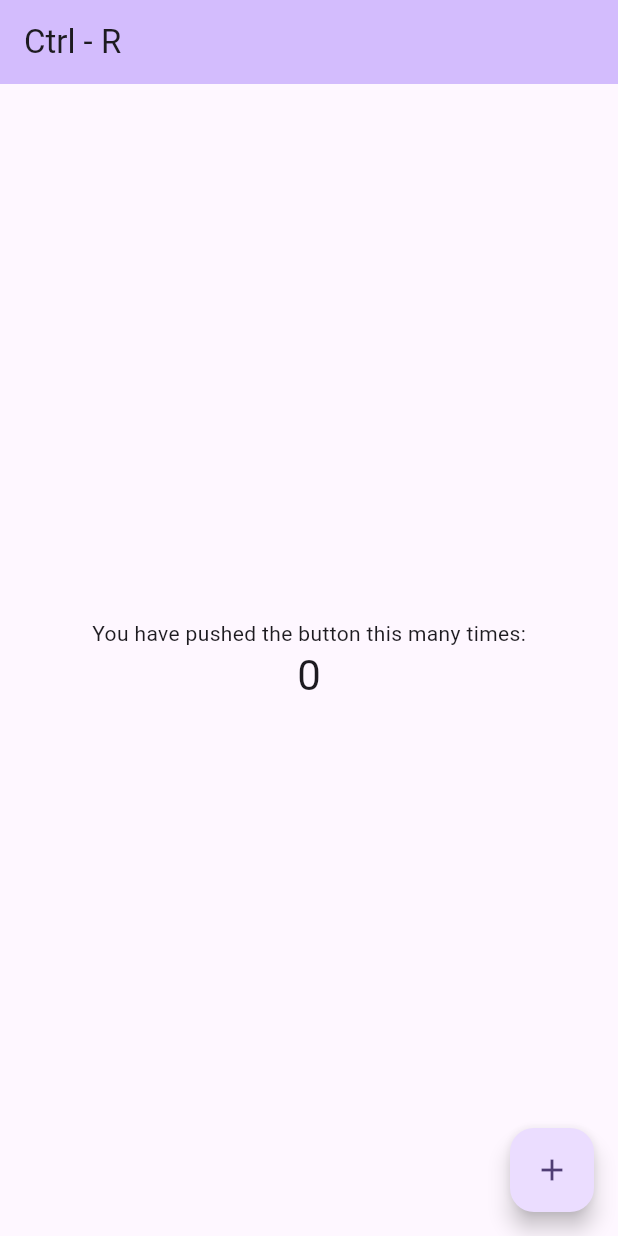
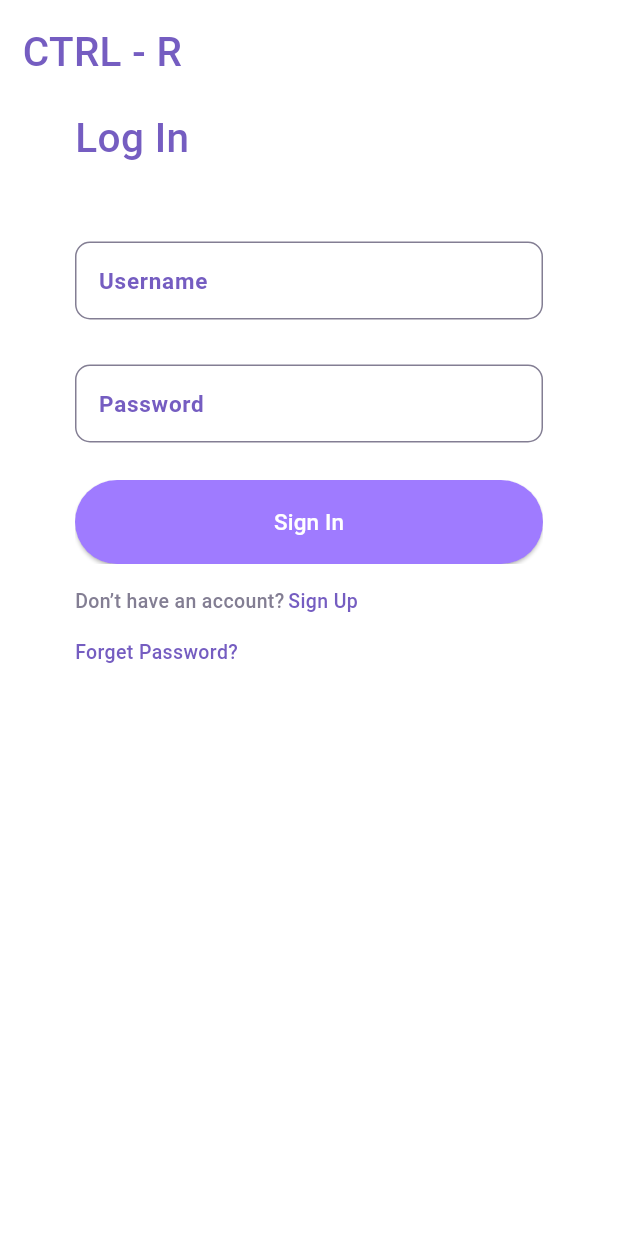
Before and after one commit to cfgcolumbus23/Team-5, a Flutter app: the screen it shows after launch, on a phone screen of 412 x 824 dp. Run offline on Flutter 3.47's test engine with Material 2 defaults, Android fonts, the phone set to English and light mode, and no system bars; our stand-ins replace get; Roboto replaces fonts that are missing (Poppins).

Commit message:
First Changes to Create Login Page, William,Akshar

```diff
--- a/team_5_app/lib/main.dart
+++ b/team_5_app/lib/main.dart
@@ -1,4 +1,6 @@
 import 'package:flutter/material.dart';
+import 'package:get/get.dart';
+import 'package:team_5_app/pages/login.dart';
 
 void main() {
   runApp(const MyApp());
@@ -10,8 +12,9 @@ class MyApp extends StatelessWidget {
   // This widget is the root of your application.
   @override
   Widget build(BuildContext context) {
-    return MaterialApp(
-      title: 'Testing Stuff Changing!!',
+    return GetMaterialApp(
+      title: 'CTRL - R',
+      debugShowCheckedModeBanner: false,
       theme: ThemeData(
         // This is the theme of your application.
         //
@@ -31,95 +34,7 @@ class MyApp extends StatelessWidget {
         colorScheme: ColorScheme.fromSeed(seedColor: Colors.deepPurple),
         useMaterial3: true,
       ),
-      home: const MyHomePage(title: 'Ctrl - R'),
+      home: const LoginPage(),
     );
   }
 }
-
-class MyHomePage extends StatefulWidget {
-  const MyHomePage({super.key, required this.title});
-
-  // This widget is the home page of your application. It is stateful, meaning
-  // that it has a State object (defined below) that contains fields that affect
-  // how it looks.
-
-  // This class is the configuration for the state. It holds the values (in this
-  // case the title) provided by the parent (in this case the App widget) and
-  // used by the build method of the State. Fields in a Widget subclass are
-  // always marked "final".
-
-  final String title;
-
-  @override
-  State<MyHomePage> createState() => _MyHomePageState();
-}
-
-class _MyHomePageState extends State<MyHomePage> {
-  int _counter = 0;
-
-  void _incrementCounter() {
-    setState(() {
-      // This call to setState tells the Flutter framework that something has
-      // changed in this State, which causes it to rerun the build method below
-      // so that the display can reflect the updated values. If we changed
-      // _counter without calling setState(), then the build method would not be
-      // called again, and so nothing would appear to happen.
-      _counter += 3;
-    });
-  }
-
-  @override
-  Widget build(BuildContext context) {
-    // This method is rerun every time setState is called, for instance as done
-    // by the _incrementCounter method above.
-    //
-    // The Flutter framework has been optimized to make rerunning build methods
-    // fast, so that you can just rebuild anything that needs updating rather
-    // than having to individually change instances of widgets.
-    return Scaffold(
-      appBar: AppBar(
-        // TRY THIS: Try changing the color here to a specific color (to
-        // Colors.amber, perhaps?) and trigger a hot reload to see the AppBar
-        // change color while the other colors stay the same.
-        backgroundColor: Theme.of(context).colorScheme.inversePrimary,
-        // Here we take the value from the MyHomePage object that was created by
-        // the App.build method, and use it to set our appbar title.
-        title: Text(widget.title),
-      ),
-      body: Center(
-        // Center is a layout widget. It takes a single child and positions it
-        // in the middle of the parent.
-        child: Column(
-          // Column is also a layout widget. It takes a list of children and
-          // arranges them vertically. By default, it sizes itself to fit its
-          // children horizontally, and tries to be as tall as its parent.
-          //
-          // Column has various properties to control how it sizes itself and
-          // how it positions its children. Here we use mainAxisAlignment to
-          // center the children vertically; the main axis here is the vertical
-          // axis because Columns are vertical (the cross axis would be
-          // horizontal).
-          //
-          // TRY THIS: Invoke "debug painting" (choose the "Toggle Debug Paint"
-          // action in the IDE, or press "p" in the console), to see the
-          // wireframe for each widget.
-          mainAxisAlignment: MainAxisAlignment.center,
-          children: <Widget>[
-            const Text(
-              'You have pushed the button this many times:',
-            ),
-            Text(
-              '$_counter',
-              style: Theme.of(context).textTheme.headlineMedium,
-            ),
-          ],
-        ),
-      ),
-      floatingActionButton: FloatingActionButton(
-        onPressed: _incrementCounter,
-        tooltip: 'Add 3',
-        child: const Icon(Icons.add),
-      ), // This trailing comma makes auto-formatting nicer for build methods.
-    );
-  }
-}
--- a/team_5_app/lib/pages/login.dart
+++ b/team_5_app/lib/pages/login.dart
@@ -0,0 +1,196 @@
+import 'package:flutter/material.dart';
+
+class LoginPage extends StatefulWidget {
+  const LoginPage({super.key});
+  @override
+  State<LoginPage> createState() => _LoginPageState();
+}
+
+class _LoginPageState extends State<LoginPage> {
+  final TextEditingController _userNameController = TextEditingController();
+  final TextEditingController _passController = TextEditingController();
+
+  @override
+  Widget build(BuildContext context) {
+    return Scaffold(
+      backgroundColor: Colors.white,
+      body: Column(
+        crossAxisAlignment: CrossAxisAlignment.start,
+        children: [
+          const Padding(
+              padding: EdgeInsets.only(left: 15, top: 15),
+              child: Text(
+                "CTRL - R",
+                style: TextStyle(
+                  color: Color(0xFF755DC1),
+                  fontSize: 27,
+                  fontFamily: 'Poppins',
+                  fontWeight: FontWeight.w500,
+                ),
+              )),
+          const SizedBox(
+            height: 18,
+          ),
+          Padding(
+            padding: const EdgeInsets.symmetric(horizontal: 50),
+            child: Column(
+              textDirection: TextDirection.ltr,
+              crossAxisAlignment: CrossAxisAlignment.start,
+              children: [
+                const Text(
+                  'Log In',
+                  style: TextStyle(
+                    color: Color(0xFF755DC1),
+                    fontSize: 27,
+                    fontFamily: 'Poppins',
+                    fontWeight: FontWeight.w500,
+                  ),
+                ),
+                const SizedBox(
+                  height: 50,
+                ),
+                TextField(
+                  controller: _userNameController,
+                  textAlign: TextAlign.center,
+                  style: const TextStyle(
+                    color: Color(0xFF393939),
+                    fontSize: 13,
+                    fontFamily: 'Poppins',
+                    fontWeight: FontWeight.w400,
+                  ),
+                  decoration: const InputDecoration(
+                    labelText: 'Username',
+                    labelStyle: TextStyle(
+                      color: Color(0xFF755DC1),
+                      fontSize: 15,
+                      fontFamily: 'Poppins',
+                      fontWeight: FontWeight.w600,
+                    ),
+                    enabledBorder: OutlineInputBorder(
+                      borderRadius: BorderRadius.all(Radius.circular(10)),
+                      borderSide: BorderSide(
+                        width: 1,
+                        color: Color(0xFF837E93),
+                      ),
+                    ),
+                    focusedBorder: OutlineInputBorder(
+                      borderRadius: BorderRadius.all(Radius.circular(10)),
+                      borderSide: BorderSide(
+                        width: 1,
+                        color: Color(0xFF9F7BFF),
+                      ),
+                    ),
+                  ),
+                ),
+                const SizedBox(
+                  height: 30,
+                ),
+                TextField(
+                  controller: _passController,
+                  textAlign: TextAlign.center,
+                  style: const TextStyle(
+                    color: Color(0xFF393939),
+                    fontSize: 13,
+                    fontFamily: 'Poppins',
+                    fontWeight: FontWeight.w400,
+                  ),
+                  decoration: const InputDecoration(
+                    labelText: 'Password',
+                    labelStyle: TextStyle(
+                      color: Color(0xFF755DC1),
+                      fontSize: 15,
+                      fontFamily: 'Poppins',
+                      fontWeight: FontWeight.w600,
+                    ),
+                    enabledBorder: OutlineInputBorder(
+                      borderRadius: BorderRadius.all(Radius.circular(10)),
+                      borderSide: BorderSide(
+                        width: 1,
+                        color: Color(0xFF837E93),
+                      ),
+                    ),
+                    focusedBorder: OutlineInputBorder(
+                      borderRadius: BorderRadius.all(Radius.circular(10)),
+                      borderSide: BorderSide(
+                        width: 1,
+                        color: Color(0xFF9F7BFF),
+                      ),
+                    ),
+                  ),
+                ),
+                const SizedBox(
+                  height: 25,
+                ),
+                ClipRRect(
+                  borderRadius: const BorderRadius.all(Radius.circular(10)),
+                  child: SizedBox(
+                    width: 329,
+                    height: 56,
+                    child: ElevatedButton(
+                      onPressed: () {},
+                      style: ElevatedButton.styleFrom(
+                        backgroundColor: const Color(0xFF9F7BFF),
+                      ),
+                      child: const Text(
+                        'Sign In',
+                        style: TextStyle(
+                          color: Colors.white,
+                          fontSize: 15,
+                          fontFamily: 'Poppins',
+                          fontWeight: FontWeight.w500,
+                        ),
+                      ),
+                    ),
+                  ),
+                ),
+                const SizedBox(
+                  height: 15,
+                ),
+                Row(
+                  children: [
+                    const Text(
+                      'Don’t have an account?',
+                      style: TextStyle(
+                        color: Color(0xFF837E93),
+                        fontSize: 13,
+                        fontFamily: 'Poppins',
+                        fontWeight: FontWeight.w500,
+                      ),
+                    ),
+                    const SizedBox(
+                      width: 2.5,
+                    ),
+                    InkWell(
+                      onTap: () {},
+                      child: const Text(
+                        'Sign Up',
+                        style: TextStyle(
+                          color: Color(0xFF755DC1),
+                          fontSize: 13,
+                          fontFamily: 'Poppins',
+                          fontWeight: FontWeight.w500,
+                        ),
+                      ),
+                    ),
+                  ],
+                ),
+                const SizedBox(
+                  height: 15,
+                ),
+                const Text(
+                  'Forget Password?',
+                  style: TextStyle(
+                    color: Color(0xFF755DC1),
+                    fontSize: 13,
+                    fontFamily: 'Poppins',
+                    fontWeight: FontWeight.w500,
+                  ),
+                ),
+              ],
+            ),
+          ),
+        ],
+      ),
+    );
+  }
+}
--- a/team_5_app/pubspec.yaml
+++ b/team_5_app/pubspec.yaml
@@ -35,6 +35,7 @@ dependencies:
   # The following adds the Cupertino Icons font to your application.
   # Use with the CupertinoIcons class for iOS style icons.
   cupertino_icons: ^1.0.2
+  get: ^4.6.6
 
 dev_dependencies:
   flutter_test:
```
Also changed, not shown: team_5_app/pubspec.lock.
